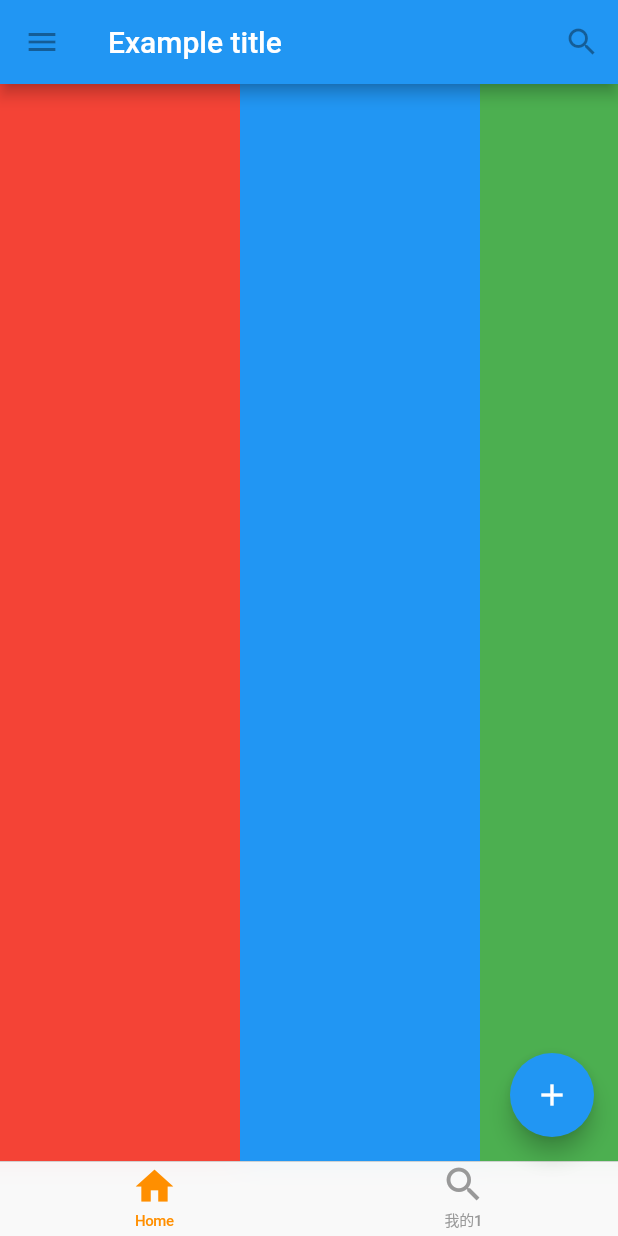
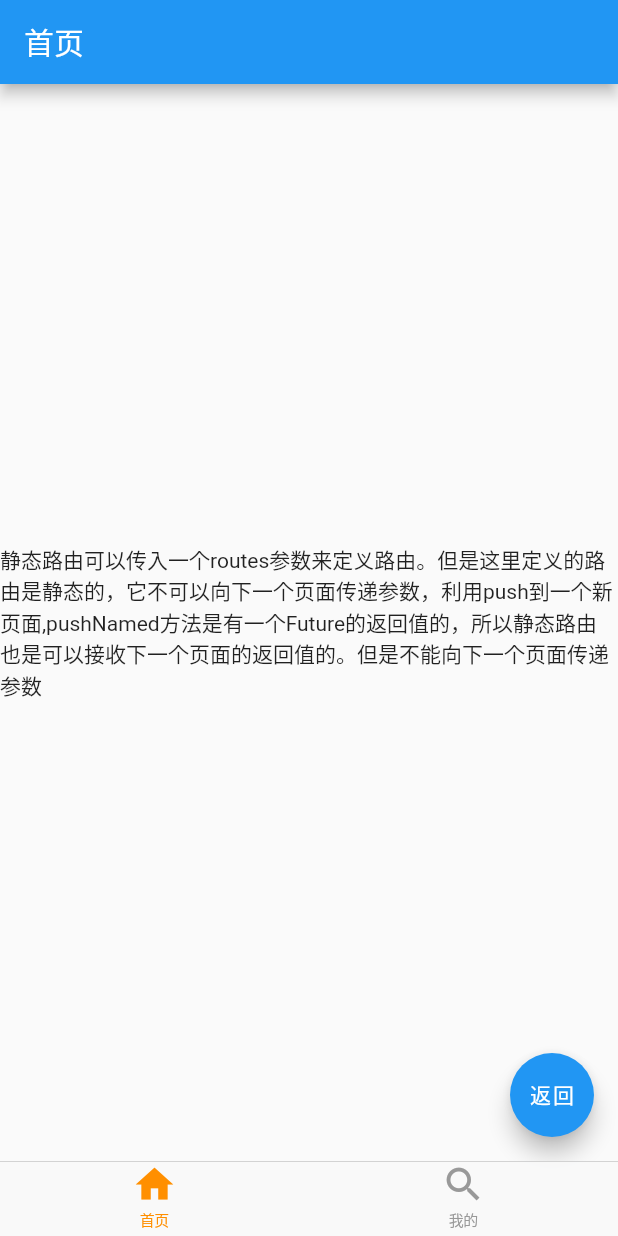
Before and after one commit to zhuxu1995/myflutter-study, a Flutter app: the screen it shows after launch, on a phone screen of 412 x 824 dp. Run offline on Flutter 3.47's test engine with Material 2 defaults, Android fonts, the phone set to English and light mode, and no system bars; our stand-ins replace dio, shared_preferences.

Commit message:
数据分享

```diff
--- /dev/null
+++ b/lib/component/footerTabBar.dart
@@ -0,0 +1,50 @@
+import 'package:flutter/cupertino.dart';
+import 'package:flutter/material.dart';
+import 'package:myappflutter/pages/new_page.dart';
+import 'package:myappflutter/pages/login.dart';
+import 'package:myappflutter/pages/my_member.dart';
+class footTabBar extends StatefulWidget {
+
+  @override
+  footTabBarNew createState() => new footTabBarNew();
+}
+class footTabBarNew extends State<footTabBar>{
+  String title = "首页";
+  int _selectedIndex=0;
+  Widget body =new StaticNavigatorPage();
+  List<BottomNavigationBarItem> items= [
+            BottomNavigationBarItem(icon: Icon(Icons.home),label: "首页"),
+            BottomNavigationBarItem(icon: Icon(Icons.search),label: "我的")
+  ];
+  void _onTapSelected(int index){
+      setState((){
+          _selectedIndex = index;
+          if (index==0){
+            title = "首页";
+            body = new StaticNavigatorPage();
+          } else if(index==1) {
+            title = "我的";
+            body =new MyMember();
+          }
+      });
+  }
+  @override
+  Widget build(BuildContext context) {
+    // TODO: implement build
+    return Scaffold(
+      appBar: AppBar(
+        title: new Text(
+          title
+        ),
+
+      ),
+      body: body,
+      bottomNavigationBar: CupertinoTabBar(
+          items: items,
+          currentIndex: _selectedIndex,
+          activeColor : Colors.amber[800],
+          onTap: _onTapSelected,
+      )
+    );
+  }
+}
--- a/lib/main.dart
+++ b/lib/main.dart
@@ -1,12 +1,30 @@
 import 'package:flutter/cupertino.dart';
 import 'package:flutter/material.dart';
 import 'package:flutter/rendering.dart';
+import 'package:myappflutter/component/footerTabBar.dart';
+import 'package:myappflutter/model/member.dart';
+import 'package:myappflutter/routes/routes.dart';
+import 'package:provider/provider.dart';
 
 void main() {
-  runApp(new MaterialApp(
-    title: 'Flutter Tutorial',
-    home: new MyApp(),
-  ));
+  Map<String, WidgetBuilder> routes = new Map<String, WidgetBuilder>();
+  MyRoutes.routes_list.forEach((val) => routes.addAll(val['route']));
+  print("route $routes");
+  runApp(
+    MultiProvider(
+      providers: [
+        ChangeNotifierProvider.value(value: new MemberModel()),
+      ],
+      child: new MaterialApp(
+        title: 'Flutter Tutorial',
+        home: new MyApp(),
+        routes:routes,
+        onGenerateRoute: (RouteSettings routeSettings){
+          print("ddd $routeSettings");
+        },
+      )
+    )
+  );
 }
 class MyApp extends StatefulWidget {
 
@@ -17,88 +35,15 @@ class TutorialHome extends State<MyApp> {
     int _selectedIndex = 0;
     @visibleForTesting
 
-    static const TextStyle optionStyle = TextStyle(fontSize:30,fontWeight:FontWeight.bold);
-     List<Widget> _widgetOptions = <Widget>[
-      new Container(
-        child:new ListView(
-          // This next line does the trick.
-          scrollDirection: Axis.horizontal,
-          children: <Widget>[
-            new Container(
-              width: 160.0,
-              color: Colors.red,
-            ),
-            new Container(
-              width: 160.0,
-              color: Colors.blue,
-            ),
-            new Container(
-              width: 160.0,
-              color: Colors.green,
-            ),
-            new Container(
-              width: 160.0,
-              color: Colors.yellow,
-            ),
-            new Container(
-              width: 160.0,
-              color: Colors.orange,
-            ),
-
-          ],
-        )
-      ),
-      new itemListContainer()
-    ];
-    void _onTapSelected(int index){
-      setState((){
-          _selectedIndex = index;
-      });
-    }
-    var that=TutorialHome;
     @override
     Widget build(BuildContext context) {
       //Scaffold是Material中主要的布局组件.
-      return new Scaffold(
-        appBar: new AppBar(
-          leading: new IconButton(
-            icon: new Icon(Icons.menu),
-            tooltip: 'Navigation menu',
-            onPressed: null,
-          ),
-          title: new Text('Example title'),
-          actions: <Widget>[
-            new IconButton(
-              icon: new Icon(Icons.search),
-              tooltip: 'Search',
-              onPressed: null,
-            ),
-          ],
-        ),
-        //body占屏幕的大部分
-        body: new Center(
-          child: _widgetOptions.elementAt(_selectedIndex),
-        ),
-        floatingActionButton: new FloatingActionButton(
-          tooltip: 'Add', // used by assistive technologies
-          child: new Icon(Icons.add),
-          onPressed: null,
-        ),
-
-        bottomNavigationBar: CupertinoTabBar(
-          items: const <BottomNavigationBarItem>[
-            BottomNavigationBarItem(icon: Icon(Icons.home),label: "Home"),
-            BottomNavigationBarItem(icon: Icon(Icons.search),label: "我的1")
-          ],
-          currentIndex: _selectedIndex,
-          activeColor : Colors.amber[800],
-          onTap: _onTapSelected,
-        ),
-      );
+      return new footTabBar();
     }
 
 }
-
+//xiamain无关代码
+//
 class itemListContainer extends StatelessWidget{
   @override
   Widget build(BuildContext context){
@@ -112,7 +57,8 @@ class itemListContainer extends StatelessWidget{
               children:[
                 Image.network("https://cdn.cnbj0.fds.api.mi-img.com/b2c-shopapi-pms/pms_1617008593.29783290.jpg"),
                 new Container(
-                  child: Text("小米11 Ultra"),
+                  child: Text("小米11 Ultra",textAlign: TextAlign.left,),
+                  width: (width-30)/2,
                 ),
                 new Container(
                   child: Text(
@@ -139,7 +85,8 @@ class itemListContainer extends StatelessWidget{
               children:[
                 Image.network("https://cdn.cnbj0.fds.api.mi-img.com/b2c-shopapi-pms/pms_1617008593.29783290.jpg"),
                 new Container(
-                  child: Text("小米11 Ultra"),
+                  child: Text("小米11 Ultra",textAlign: TextAlign.left,),
+                  width: (width-30)/2,
                 ),
                 new Container(
                   child: Text(
@@ -172,7 +119,7 @@ class itemListContainer extends StatelessWidget{
       ),
       width: width,
       color: Colors.yellow,
-      alignment:Alignment.topLeft,
+      alignment:Alignment.center,
     );
   }
 }
--- /dev/null
+++ b/lib/pages/new_page.dart
@@ -0,0 +1,44 @@
+import 'package:flutter/material.dart';
+import 'package:myappflutter/httpServices/localStore.dart';
+DhflocalStore dhflocalStore =new DhflocalStore();
+class StaticNavigatorPage extends StatelessWidget {
+  dynamic token =   dhflocalStore.getToken();
+  @override
+  Widget build(BuildContext context) {
+    return new Scaffold(
+      // appBar: new AppBar(
+      //   title: new Text("静态路由页"),
+      //   leading: new IconButton(
+      //       icon: new Icon(Icons.arrow_back_ios),
+      //       tooltip: 'Navigation menu',
+      //       onPressed: (){
+      //             Navigator.of(context).pop();
+      //       },
+      //   ),
+      //   actions: <Widget>[
+      //       new IconButton(
+      //         icon: new Icon(Icons.home),
+      //         tooltip: '首页',
+      //         onPressed: (){
+      //             Navigator.of(context).pop();
+      //         },
+      //       ),
+      //   ],
+      // ),
+      floatingActionButton: new FloatingActionButton(
+        onPressed: () {
+          print("22222222222 $token");
+          token.then((val){
+            print("111111$val");
+          });
+        },
+        child: new Text("返回"),
+      ),
+      body: new Center(
+        child: Text("静态路由可以传入一个routes参数来定义路由。但是这里定义的路由是静态的，"
+            "它不可以向下一个页面传递参数，利用push到一个新页面,pushNamed方法是有一个Future的返回值的"
+            "，所以静态路由也是可以接收下一个页面的返回值的。但是不能向下一个页面传递参数"),
+      ),
+    );
+  }
+}
--- /dev/null
+++ b/lib/routes/routes.dart
@@ -0,0 +1,15 @@
+import 'package:myappflutter/component/footerTabBar.dart';
+import 'package:myappflutter/pages/login.dart';
+import 'package:myappflutter/pages/my_member.dart';
+import 'package:myappflutter/pages/new_page.dart';
+import 'package:myappflutter/main.dart';
+class MyRoutes{
+  static List get routes_list => [
+    {
+      "name":"基础页",
+      "route":{
+        "/login":(context) => Login(),
+      }
+    }
+  ];
+}
--- a/pubspec.yaml
+++ b/pubspec.yaml
@@ -30,6 +30,9 @@ dependencies:
   cupertino_icons: ^1.0.2
   english_words: ^3.1.0
   flukit: ^1.0.2
+  dio: ^4.0.0
+  shared_preferences: ^2.0.5
+  provider: ^5.0.0
 
 dev_dependencies:
   flutter_test:
@@ -51,7 +54,7 @@ flutter:
   #   - images/a_dot_burr.jpeg
   #   - images/a_dot_ham.jpeg
   assets:
-    - images/
+    - assets/images/
 
   # An image asset can refer to one or more resolution-specific "variants", see
   # https://flutter.dev/assets-and-images/#resolution-aware.
```
Also changed, not shown: lib/httpServices/httpService.dart (added, +74 -0 lines), lib/httpServices/localStore.dart (added, +24 -0 lines), lib/model/member.dart (added, +9 -0 lines), lib/pages/login.dart (added, +125 -0 lines), lib/pages/my_member.dart (added, +136 -0 lines), assets/images/avatar.png (added), images/avatar.png (added), lib/httpServices/caChe.dart (added), pubspec.lock.
